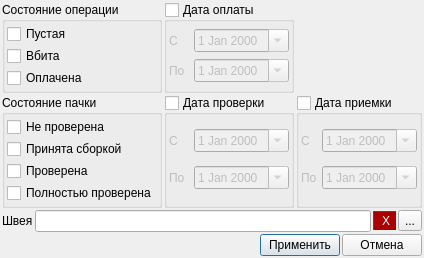
Before: the Qt Designer form ui/operation_pack_filter.ui in Meller008/CRM-Avi, drawn with Qt 5.
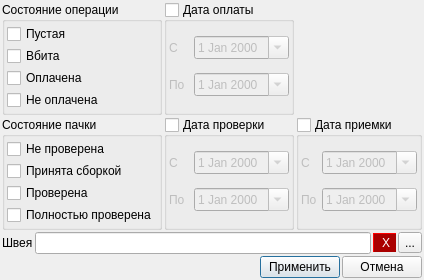
After: the same form once the commit is applied.

The edit to the form file:
```diff
--- a/ui/operation_pack_filter.ui
+++ b/ui/operation_pack_filter.ui
@@ -7,7 +7,7 @@
     <x>0</x>
     <y>0</y>
     <width>375</width>
-    <height>224</height>
+    <height>243</height>
    </rect>
   </property>
   <property name="windowTitle">
@@ -80,6 +80,13 @@
         </property>
        </widget>
       </item>
+      <item row="3" column="0">
+       <widget class="QCheckBox" name="cb_operation_no_pay">
+        <property name="text">
+         <string>Не оплачена</string>
+        </property>
+       </widget>
+      </item>
      </layout>
     </widget>
    </item>
```
